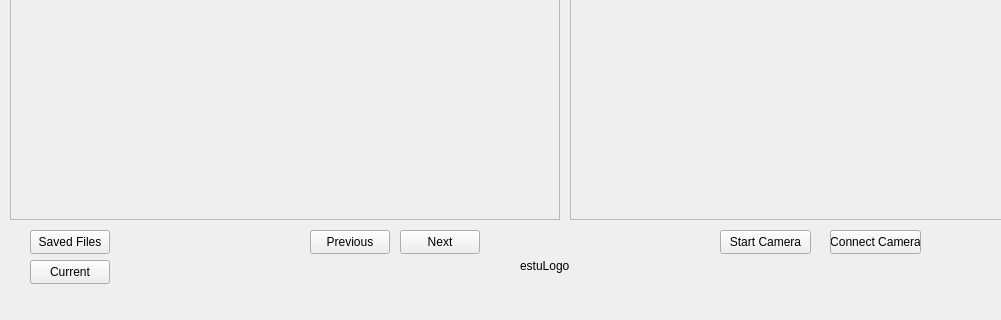
Above: Form/mainwindow.ui from grkmkcgl/bitirmeProjesi2023 before the change; both pictures show x 0 to 1001 and y 400 to 720 of the 1280 by 720 pixel window. Below: the same form after it.
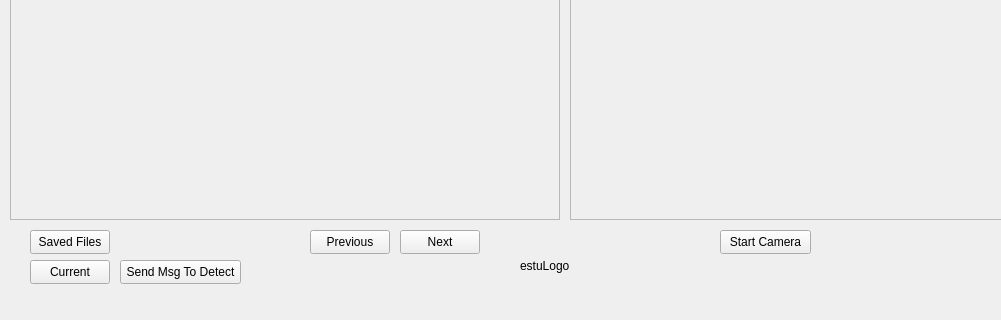
That is the form after the change. Icons and pictures are not drawn.

Commit message: added send request to python server

```diff
--- a/Form/mainwindow.ui
+++ b/Form/mainwindow.ui
@@ -497,14 +497,14 @@
    <widget class="QPushButton" name="ConnectVideoButton">
     <property name="geometry">
      <rect>
-      <x>830</x>
-      <y>630</y>
-      <width>91</width>
+      <x>120</x>
+      <y>660</y>
+      <width>121</width>
       <height>24</height>
      </rect>
     </property>
     <property name="text">
-     <string>Connect Camera</string>
+     <string>Send Msg To Detect</string>
     </property>
    </widget>
    <widget class="QPushButton" name="showMessagesButton">
```
Left out of the diff: 2 changed lines with no effect on the pictures. The commit also changes 5 other files.
